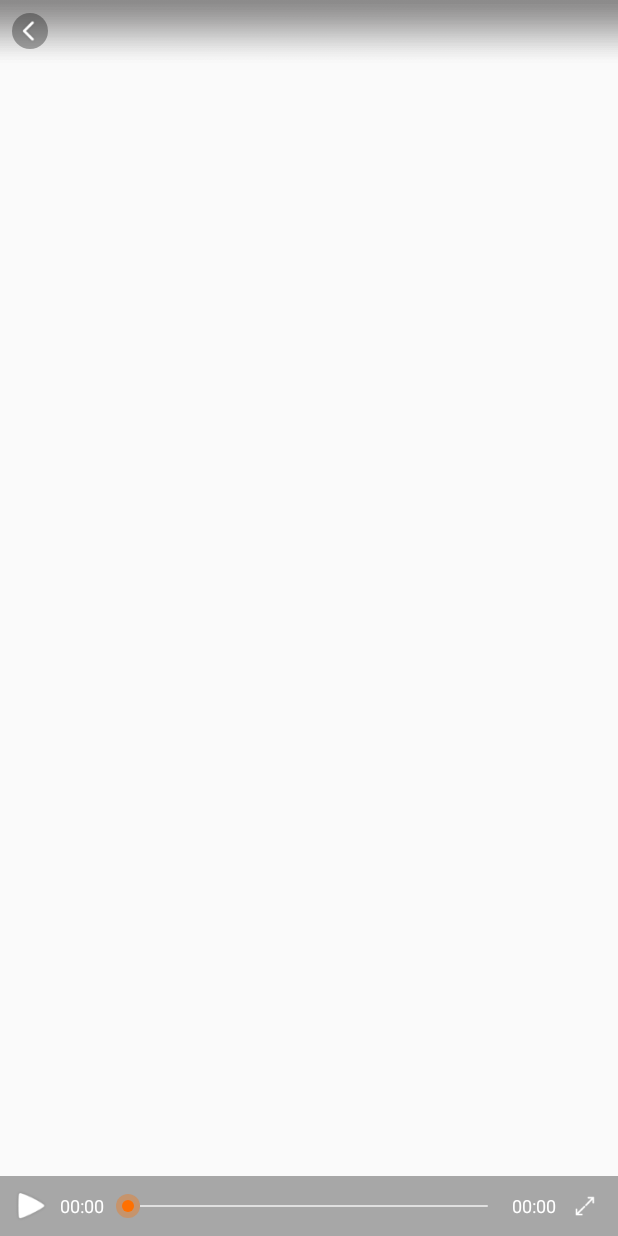
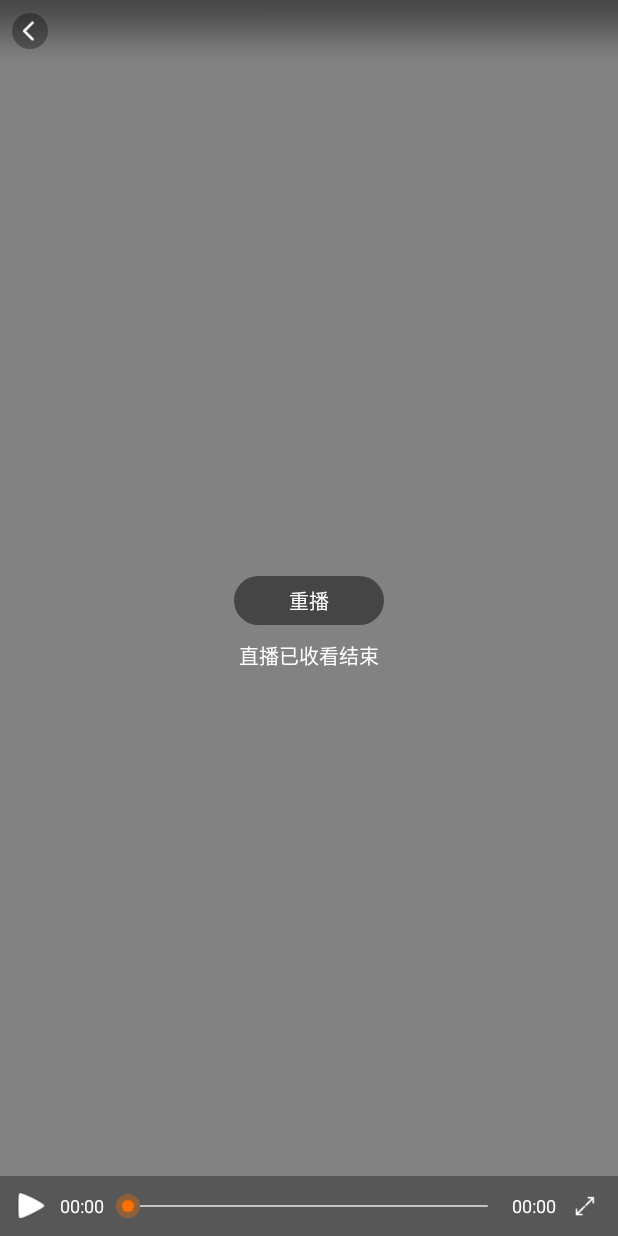
Before and after one commit to salmanit/AliPlayer, an Android app: the layout ali_video_palyer_controller.xml on its own in the app's theme, with its tools: preview values and no code run, on a phone screen of 412 x 824 dp. Run offline under Robolectric (Android 15) with nearby library versions, the phone set to English and light mode, and no system bars.

Commit message:
2017-09-05 修改内容看read文件

```diff
--- a/libaliplayer/src/main/java/sage/libaliplayer/player/AliVideoPlayer.java
+++ b/libaliplayer/src/main/java/sage/libaliplayer/player/AliVideoPlayer.java
@@ -42,7 +42,7 @@ public class AliVideoPlayer extends FrameLayout
     public static final int PLAYER_FULL_SCREEN = 11;   // 全屏播放器
     public static final int PLAYER_TINY_WINDOW = 12;   // 小窗口播放器
 
-    private int mCurrentState = STATE_IDLE;
+    public int mCurrentState = STATE_IDLE;
     private int mPlayerState = PLAYER_NORMAL;
 
     private Context mContext;
--- a/libaliplayer/src/main/java/sage/libaliplayer/player/AliVideoPlayerController.java
+++ b/libaliplayer/src/main/java/sage/libaliplayer/player/AliVideoPlayerController.java
@@ -47,7 +47,6 @@ public class AliVideoPlayerController extends FrameLayout
     private TextView mRetry;
     private LinearLayout mCompleted;
     private TextView mReplay;
-    private TextView mShare;
     private TextView tv_error;
     private Timer mUpdateProgressTimer;
     private TimerTask mUpdateProgressTimerTask;
@@ -88,7 +87,6 @@ public class AliVideoPlayerController extends FrameLayout
         tv_error= (TextView) findViewById(R.id.tv_error);
         mCompleted = (LinearLayout) findViewById(R.id.completed);
         mReplay = (TextView) findViewById(R.id.replay);
-        mShare = (TextView) findViewById(R.id.share);
 
         mCenterStart.setOnClickListener(this);
         mBack.setOnClickListener(this);
@@ -96,7 +94,6 @@ public class AliVideoPlayerController extends FrameLayout
         mFullScreen.setOnClickListener(this);
         mRetry.setOnClickListener(this);
         mReplay.setOnClickListener(this);
-        mShare.setOnClickListener(this);
         mSeek.setOnSeekBarChangeListener(this);
         this.setOnClickListener(this);
     }
@@ -221,9 +218,7 @@ public class AliVideoPlayerController extends FrameLayout
     }
     private int currentPlayState=AliVideoPlayer.STATE_IDLE;
     public void setControllerState(int playerState, int playState,String errorToast,String errorBtnShow) {
-        if (controllerListener != null) {
-            controllerListener.playerState(playerState);
-        }
+
         switch (playerState) {
             case AliVideoPlayer.PLAYER_NORMAL:
                 mBack.setVisibility(View.GONE);
@@ -304,6 +299,9 @@ public class AliVideoPlayerController extends FrameLayout
             startPreparingTimer();
         }else{
             cancelPreparingTimer();
+        }
+        if (controllerListener != null) {
+            controllerListener.playerState(playerState,playState);
         }
     }
 
--- a/libaliplayer/src/main/java/sage/libaliplayer/player/ControllerListener.java
+++ b/libaliplayer/src/main/java/sage/libaliplayer/player/ControllerListener.java
@@ -11,5 +11,5 @@ public interface ControllerListener {
 
     public void onClick(View v);
 
-    public void playerState(int playerState);
+    public void playerState(int playerState, int playState);
 }
--- a/libaliplayer/src/main/res/layout/ali_video_palyer_controller.xml
+++ b/libaliplayer/src/main/res/layout/ali_video_palyer_controller.xml
@@ -1,7 +1,8 @@
 <?xml version="1.0" encoding="utf-8"?>
 <RelativeLayout xmlns:android="http://schemas.android.com/apk/res/android"
-                android:layout_width="match_parent"
-                android:layout_height="match_parent">
+    android:layout_width="match_parent"
+    android:layout_height="match_parent"
+    xmlns:tools="http://schemas.android.com/tools">
     <ImageView
         android:id="@+id/image"
         android:layout_width="match_parent"
@@ -38,32 +39,55 @@
         android:layout_height="match_parent"
         android:background="#99333333"
         android:visibility="gone"
+        tools:visibility="visible"
         android:gravity="center"
-        android:orientation="horizontal">
+        android:orientation="vertical">
 
+        <!--<TextView-->
+            <!--android:id="@+id/replay"-->
+            <!--android:layout_width="wrap_content"-->
+            <!--android:layout_height="wrap_content"-->
+            <!--android:drawableLeft="@drawable/ali_ic_player_replay"-->
+            <!--android:text="重新播放"-->
+            <!--android:padding="8dp"-->
+            <!--android:drawablePadding="4dp"-->
+            <!--android:textColor="@android:color/white"-->
+            <!--android:textSize="13sp"/>-->
         <TextView
             android:id="@+id/replay"
+            android:layout_width="100dp"
+            android:layout_height="wrap_content"
+            android:gravity="center"
+            android:layout_marginTop="8dp"
+            android:background="@drawable/ali_bg_retry"
+            android:paddingBottom="6dp"
+            android:paddingLeft="18dp"
+            android:paddingRight="18dp"
+            android:paddingTop="6dp"
+            android:text="@string/ali_default_play_over_btn_show"
+            android:textColor="@android:color/white"
+            android:textSize="13sp"/>
+        <TextView
+            android:id="@+id/tv_replay_toast"
             android:layout_width="wrap_content"
             android:layout_height="wrap_content"
-            android:drawableLeft="@drawable/ali_ic_player_replay"
-            android:text="重新播放"
-            android:padding="8dp"
-            android:drawablePadding="4dp"
+            android:text="@string/ali_default_play_over_toast"
+            android:layout_marginTop="10dp"
             android:textColor="@android:color/white"
             android:textSize="13sp"/>
 
-        <TextView
-            android:id="@+id/share"
-            android:visibility="gone"
-            android:layout_width="wrap_content"
-            android:layout_height="wrap_content"
-            android:layout_marginLeft="64dp"
-            android:padding="8dp"
-            android:drawablePadding="4dp"
-            android:drawableLeft="@drawable/ali_ic_palyer_share"
-            android:text="分享"
-            android:textColor="@android:color/white"
-            android:textSize="13sp"/>
+        <!--<TextView-->
+            <!--android:id="@+id/share"-->
+            <!--android:visibility="gone"-->
+            <!--android:layout_width="wrap_content"-->
+            <!--android:layout_height="wrap_content"-->
+            <!--android:layout_marginLeft="64dp"-->
+            <!--android:padding="8dp"-->
+            <!--android:drawablePadding="4dp"-->
+            <!--android:drawableLeft="@drawable/ali_ic_palyer_share"-->
+            <!--android:text="分享"-->
+            <!--android:textColor="@android:color/white"-->
+            <!--android:textSize="13sp"/>-->
     </LinearLayout>
 
     <LinearLayout
--- a/libaliplayer/src/main/res/values/strings.xml
+++ b/libaliplayer/src/main/res/values/strings.xml
@@ -4,4 +4,6 @@
 <string name="ali_play_state_buffering">正在缓冲...</string>
     <string name="ali_default_error_toast">网络不给力，请点击重试</string>
     <string name="ali_default_error_btn_show">点击重试</string>
+    <string name="ali_default_play_over_btn_show">重播</string>
+    <string name="ali_default_play_over_toast">直播已收看结束</string>
 </resources>
```
Also changed, not shown: 2 other files.
